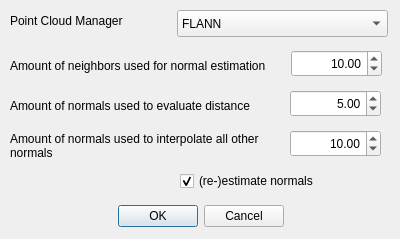
Qt form src/tools/viewer/ui/LVRReconstructionMarchingCubesDialogUI.ui (uos/lvr2) before a commit.
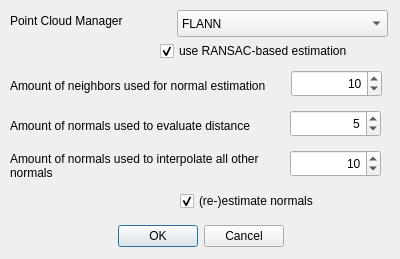
The same form after that commit.

Commit message: started work on Marching Cubes reconstruction Dialog

```diff
--- a/src/tools/viewer/ui/LVRReconstructionMarchingCubesDialogUI.ui
+++ b/src/tools/viewer/ui/LVRReconstructionMarchingCubesDialogUI.ui
@@ -7,7 +7,7 @@
     <x>0</x>
     <y>0</y>
     <width>400</width>
-    <height>239</height>
+    <height>259</height>
    </rect>
   </property>
   <property name="windowTitle">
@@ -17,7 +17,7 @@
    <property name="geometry">
     <rect>
      <x>10</x>
-     <y>200</y>
+     <y>220</y>
      <width>381</width>
      <height>32</height>
     </rect>
@@ -79,7 +79,7 @@
    <property name="geometry">
     <rect>
      <x>10</x>
-     <y>50</y>
+     <y>70</y>
      <width>271</width>
      <height>31</height>
     </rect>
@@ -95,7 +95,7 @@
    <property name="geometry">
     <rect>
      <x>291</x>
-     <y>50</y>
+     <y>70</y>
      <width>91</width>
      <height>27</height>
     </rect>
@@ -103,6 +103,9 @@
    <property name="alignment">
     <set>Qt::AlignRight|Qt::AlignTrailing|Qt::AlignVCenter</set>
    </property>
+   <property name="decimals">
+    <number>0</number>
+   </property>
    <property name="minimum">
     <double>1.000000000000000</double>
    </property>
@@ -120,7 +123,7 @@
    <property name="geometry">
     <rect>
      <x>10</x>
-     <y>90</y>
+     <y>110</y>
      <width>271</width>
      <height>31</height>
     </rect>
@@ -136,7 +139,7 @@
    <property name="geometry">
     <rect>
      <x>290</x>
-     <y>90</y>
+     <y>110</y>
      <width>91</width>
      <height>27</height>
     </rect>
@@ -144,6 +147,9 @@
    <property name="alignment">
     <set>Qt::AlignRight|Qt::AlignTrailing|Qt::AlignVCenter</set>
    </property>
+   <property name="decimals">
+    <number>0</number>
+   </property>
    <property name="minimum">
     <double>1.000000000000000</double>
    </property>
@@ -161,7 +167,7 @@
    <property name="geometry">
     <rect>
      <x>10</x>
-     <y>130</y>
+     <y>150</y>
      <width>271</width>
      <height>31</height>
     </rect>
@@ -177,7 +183,7 @@
    <property name="geometry">
     <rect>
      <x>290</x>
-     <y>130</y>
+     <y>150</y>
      <width>91</width>
      <height>27</height>
     </rect>
@@ -185,6 +191,9 @@
    <property name="alignment">
     <set>Qt::AlignRight|Qt::AlignTrailing|Qt::AlignVCenter</set>
    </property>
+   <property name="decimals">
+    <number>0</number>
+   </property>
    <property name="minimum">
     <double>1.000000000000000</double>
    </property>
@@ -202,7 +211,7 @@
    <property name="geometry">
     <rect>
      <x>180</x>
-     <y>170</y>
+     <y>190</y>
      <width>201</width>
      <height>22</height>
     </rect>
@@ -214,6 +223,22 @@
     <bool>true</bool>
    </property>
   </widget>
+  <widget class="QCheckBox" name="checkBox_RANSAC">
+   <property name="geometry">
+    <rect>
+     <x>160</x>
+     <y>40</y>
+     <width>231</width>
+     <height>22</height>
+    </rect>
+   </property>
+   <property name="text">
+    <string>use RANSAC-based estimation</string>
+   </property>
+   <property name="checked">
+    <bool>true</bool>
+   </property>
+  </widget>
  </widget>
  <resources/>
  <connections>
```
The commit also changes 2 other files.
